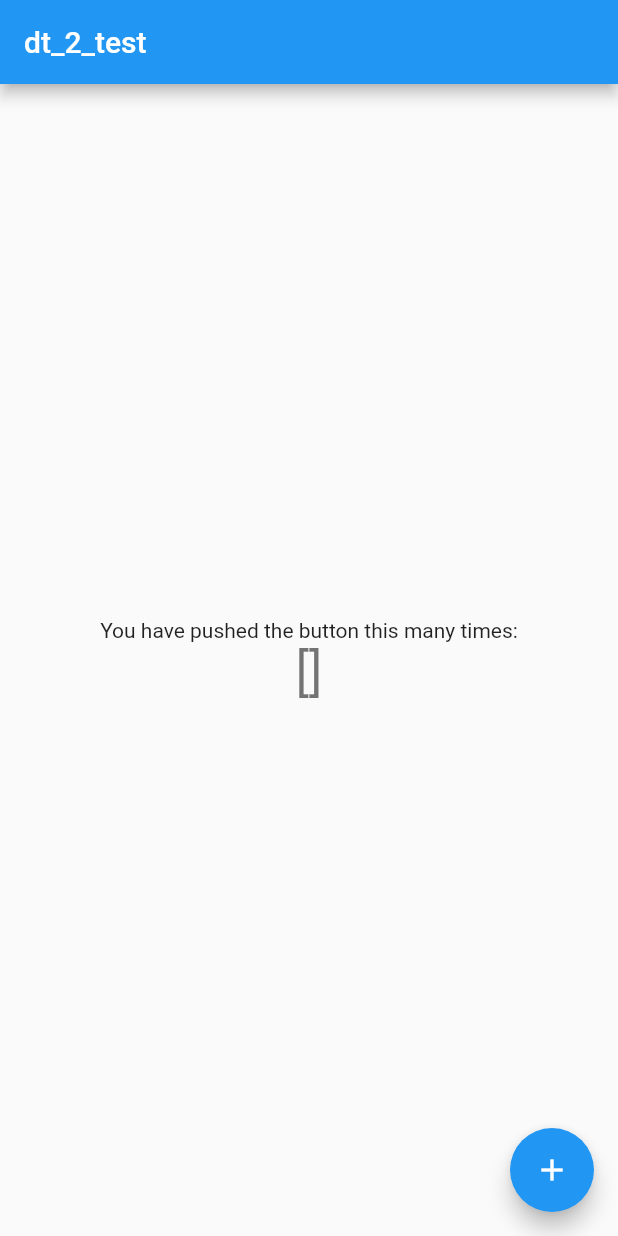
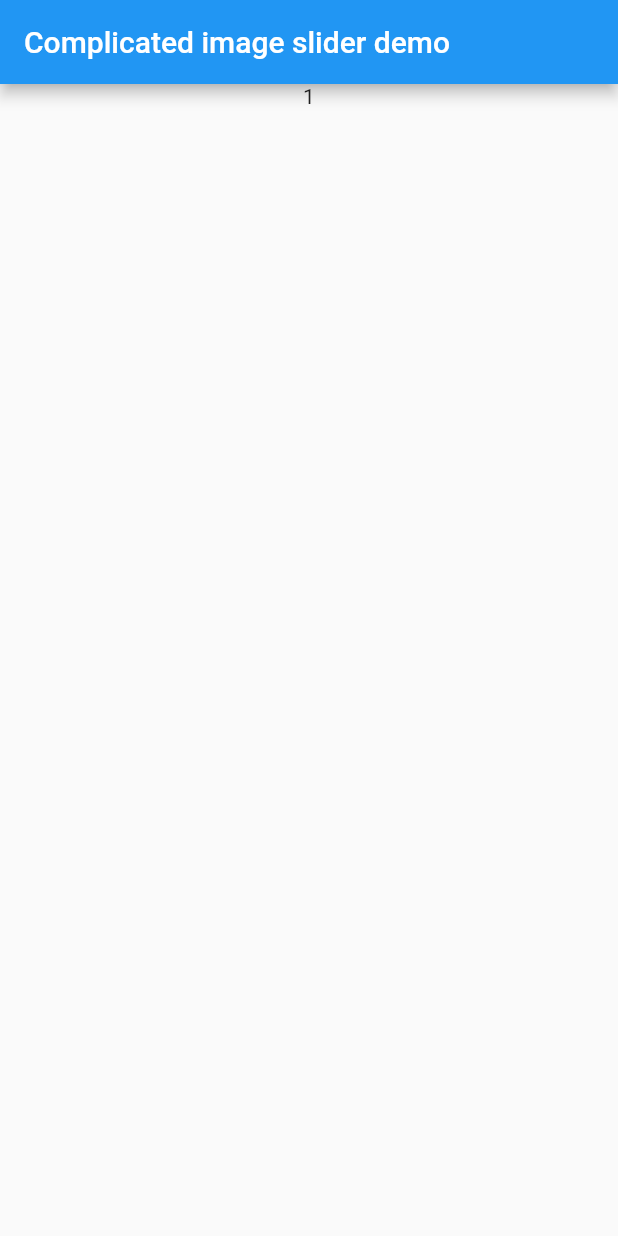
Before and after one commit to ByeonggeonGo/dart_rl_up, a Flutter app: the screen it shows after launch, on a phone screen of 412 x 824 dp. Run offline on Flutter 3.47's test engine with Material 2 defaults, Android fonts, the light colour scheme and no system bars; drawn by our look-alikes of carousel_slider; network calls fail.

Commit message:
http연습중

```diff
--- a/flutter_application_1/lib/load_data.dart
+++ b/flutter_application_1/lib/load_data.dart
@@ -2,22 +2,15 @@ import 'package:http/http.dart' as http;
 import 'dart:convert' as convert;
 
 class DataLoader {
-  final url = Uri.https(
-    'www.googleapis.com',
-    '/books/v1/volumes',
-    {'q': '{http}'},
-  );
 
-  final url2 = Uri.https("api.upbit.com", "/v1/market/all?isDetails=false");
+  final url2 = Uri.https("api.upbit.com", "/v1/market/all");
 
-  get_data() async {
+  get_coin_list() async{
     print('ok');
     final response = await http.get(url2);
     if (response.statusCode == 200) {
       final jsonResponse = convert.jsonDecode(response.body);
       return jsonResponse;
-    } else {
-      return response.statusCode;
     }
   }
 }
--- a/flutter_application_1/lib/main.dart
+++ b/flutter_application_1/lib/main.dart
@@ -1,71 +1,38 @@
 import 'package:flutter/material.dart';
 import 'package:http/http.dart' as http;
 import 'package:flutter_application_1/load_data.dart';
+import 'dart:convert' as convert;
+import 'package:carousel_slider/carousel_slider.dart';
 
-void main() {
-  runApp(MyApp());
+void main() async {
+  DataLoader loader = DataLoader();
+  List lis = await loader.get_coin_list();
+  List liswid = lis.map((e) => Text('$e')).toList();
+
+  print(lis.map((e) => print('$e')));
+  print(liswid);
+
+  runApp(MaterialApp(
+    title: "test",
+    home: ComplicatedImageDemo(),
+  ));
 }
 
-class MyApp extends StatelessWidget {
+class ComplicatedImageDemo extends StatelessWidget {
   @override
   Widget build(BuildContext context) {
-    return MaterialApp(
-      title: 'Flutter Demo',
-      debugShowCheckedModeBanner: false,
-      theme: ThemeData(
-        primarySwatch: Colors.blue,
-      ),
-      home: const MyHomePage(title: 'dt_2_test'),
-    );
-  }
-}
 
-class MyHomePage extends StatefulWidget {
-  final String title;
-
-  const MyHomePage({
-    Key? key,
-    required this.title,
-  }) : super(key: key);
-
-  @override
-  _MyHomePageState createState() => _MyHomePageState();
-}
-
-class _MyHomePageState extends State<MyHomePage> {
-  DataLoader loader = DataLoader();
-  List<dynamic> lst = [];
-
-  @override
-  Widget build(BuildContext context) {
     return Scaffold(
-      appBar: AppBar(
-        title: Text(widget.title),
-      ),
-      body: Center(
-        child: Column(
-          mainAxisAlignment: MainAxisAlignment.center,
-          children: [
-            const Text(
-              'You have pushed the button this many times:',
-            ),
-            Text(
-              '$lst',
-              style: Theme.of(context).textTheme.headline4,
-            ),
-          ],
+      appBar: AppBar(title: Text('Complicated image slider demo')),
+      body: Container(
+        child: CarouselSlider(
+          options: CarouselOptions(
+            autoPlay: true,
+            aspectRatio: 2.0,
+            enlargeCenterPage: true,
+          ),
+          items: [Text('1'),Text('1')],
         ),
-      ),
-      floatingActionButton: FloatingActionButton(
-        onPressed: () {
-          setState(() {
-            var temp = loader.get_data();
-            lst.add([9,temp]);
-          });
-
-        },
-        tooltip: 'Increment',
-        child: const Icon(Icons.add),
       ),
     );
   }
--- a/flutter_application_1/pubspec.yaml
+++ b/flutter_application_1/pubspec.yaml
@@ -36,6 +36,7 @@ dependencies:
   # Use with the CupertinoIcons class for iOS style icons.
   cupertino_icons: ^1.0.2
   http: ^0.13.4
+  carousel_slider: ^4.0.0
 
 dev_dependencies:
   flutter_test:
```
Also changed, not shown: flutter_application_1/pubspec.lock.
